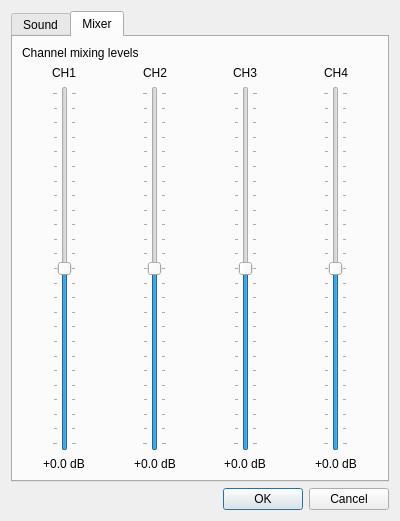
First picture: the form in ui/designer/ConfigDialog.ui, repository stoneface86/trackerboy, before the edit.
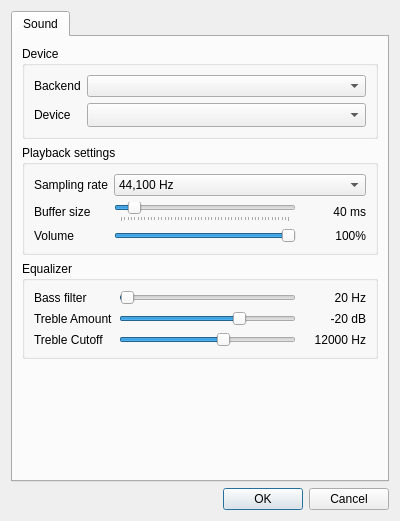
Second picture: the form after the edit. The open tabs and pages were chosen to show the change.

Commit message: remove Mixer settings in Config

What changed in the file:
```diff
--- a/ui/designer/ConfigDialog.ui
+++ b/ui/designer/ConfigDialog.ui
@@ -309,183 +309,6 @@
        </item>
       </layout>
      </widget>
-     <widget class="QWidget" name="mTabMixer">
-      <attribute name="title">
-       <string>Mixer</string>
-      </attribute>
-      <layout class="QVBoxLayout" name="verticalLayout_3" stretch="0,1">
-       <item>
-        <widget class="QLabel" name="label_6">
-         <property name="text">
-          <string>Channel mixing levels</string>
-         </property>
-        </widget>
-       </item>
-       <item>
-        <layout class="QGridLayout" name="gridLayout">
-         <item row="0" column="2" alignment="Qt::AlignHCenter">
-          <widget class="QLabel" name="label_9">
-           <property name="text">
-            <string>CH3</string>
-           </property>
-           <property name="alignment">
-            <set>Qt::AlignCenter</set>
-           </property>
-          </widget>
-         </item>
-         <item row="1" column="2" alignment="Qt::AlignHCenter">
-          <widget class="QSlider" name="mGainSlider3">
-           <property name="minimum">
-            <number>-120</number>
-           </property>
-           <property name="maximum">
-            <number>120</number>
-           </property>
-           <property name="orientation">
-            <enum>Qt::Vertical</enum>
-           </property>
-           <property name="tickPosition">
-            <enum>QSlider::TicksBothSides</enum>
-           </property>
-          </widget>
-         </item>
-         <item row="1" column="3" alignment="Qt::AlignHCenter">
-          <widget class="QSlider" name="mGainSlider4">
-           <property name="minimum">
-            <number>-120</number>
-           </property>
-           <property name="maximum">
-            <number>120</number>
-           </property>
-           <property name="orientation">
-            <enum>Qt::Vertical</enum>
-           </property>
-           <property name="tickPosition">
-            <enum>QSlider::TicksBothSides</enum>
-           </property>
-          </widget>
-         </item>
-         <item row="0" column="0" alignment="Qt::AlignHCenter">
-          <widget class="QLabel" name="label_7">
-           <property name="text">
-            <string>CH1</string>
-           </property>
-           <property name="alignment">
-            <set>Qt::AlignCenter</set>
-           </property>
-          </widget>
-         </item>
-         <item row="1" column="0" alignment="Qt::AlignHCenter">
-          <widget class="QSlider" name="mGainSlider1">
-           <property name="minimum">
-            <number>-120</number>
-           </property>
-           <property name="maximum">
-            <number>120</number>
-           </property>
-           <property name="orientation">
-            <enum>Qt::Vertical</enum>
-           </property>
-           <property name="tickPosition">
-            <enum>QSlider::TicksBothSides</enum>
-           </property>
-          </widget>
-         </item>
-         <item row="0" column="3" alignment="Qt::AlignHCenter">
-          <widget class="QLabel" name="label_10">
-           <property name="text">
-            <string>CH4</string>
-           </property>
-           <property name="alignment">
-            <set>Qt::AlignCenter</set>
-           </property>
-          </widget>
-         </item>
-         <item row="0" column="1" alignment="Qt::AlignHCenter">
-          <widget class="QLabel" name="label_8">
-           <property name="text">
-            <string>CH2</string>
-           </property>
-           <property name="alignment">
-            <set>Qt::AlignCenter</set>
-           </property>
-          </widget>
-         </item>
-         <item row="1" column="1" alignment="Qt::AlignHCenter">
-          <widget class="QSlider" name="mGainSlider2">
-           <property name="minimum">
-            <number>-120</number>
-           </property>
-           <property name="maximum">
-            <number>120</number>
-           </property>
-           <property name="orientation">
-            <enum>Qt::Vertical</enum>
-           </property>
-           <property name="tickPosition">
-            <enum>QSlider::TicksBothSides</enum>
-           </property>
-          </widget>
-         </item>
-         <item row="2" column="0" alignment="Qt::AlignHCenter">
-          <widget class="QLabel" name="mGainLabel1">
-           <property name="sizePolicy">
-            <sizepolicy hsizetype="Preferred" vsizetype="Preferred">
-             <horstretch>0</horstretch>
-             <verstretch>0</verstretch>
-            </sizepolicy>
-           </property>
-           <property name="text">
-            <string>+0.0 dB</string>
-           </property>
-           <property name="scaledContents">
-            <bool>false</bool>
-           </property>
-           <property name="alignment">
-            <set>Qt::AlignCenter</set>
-           </property>
-          </widget>
-         </item>
-         <item row="2" column="1" alignment="Qt::AlignHCenter">
-          <widget class="QLabel" name="mGainLabel2">
-           <property name="text">
-            <string>+0.0 dB</string>
-           </property>
-           <property name="alignment">
-            <set>Qt::AlignCenter</set>
-           </property>
-          </widget>
-         </item>
-         <item row="2" column="2" alignment="Qt::AlignHCenter">
-          <widget class="QLabel" name="mGainLabel3">
-           <property name="text">
-            <string>+0.0 dB</string>
-           </property>
-           <property name="alignment">
-            <set>Qt::AlignCenter</set>
-           </property>
-          </widget>
-         </item>
-         <item row="2" column="3" alignment="Qt::AlignHCenter">
-          <widget class="QLabel" name="mGainLabel4">
-           <property name="sizePolicy">
-            <sizepolicy hsizetype="Preferred" vsizetype="Preferred">
-             <horstretch>0</horstretch>
-             <verstretch>0</verstretch>
-            </sizepolicy>
-           </property>
-           <property name="text">
-            <string>+0.0 dB</string>
-           </property>
-           <property name="alignment">
-            <set>Qt::AlignCenter</set>
-           </property>
-          </widget>
-         </item>
-        </layout>
-       </item>
-      </layout>
-     </widget>
     </widget>
    </item>
    <item>
```
Left out of the diff: 4 changed lines with no effect on the pictures. The commit also changes 4 other files.
